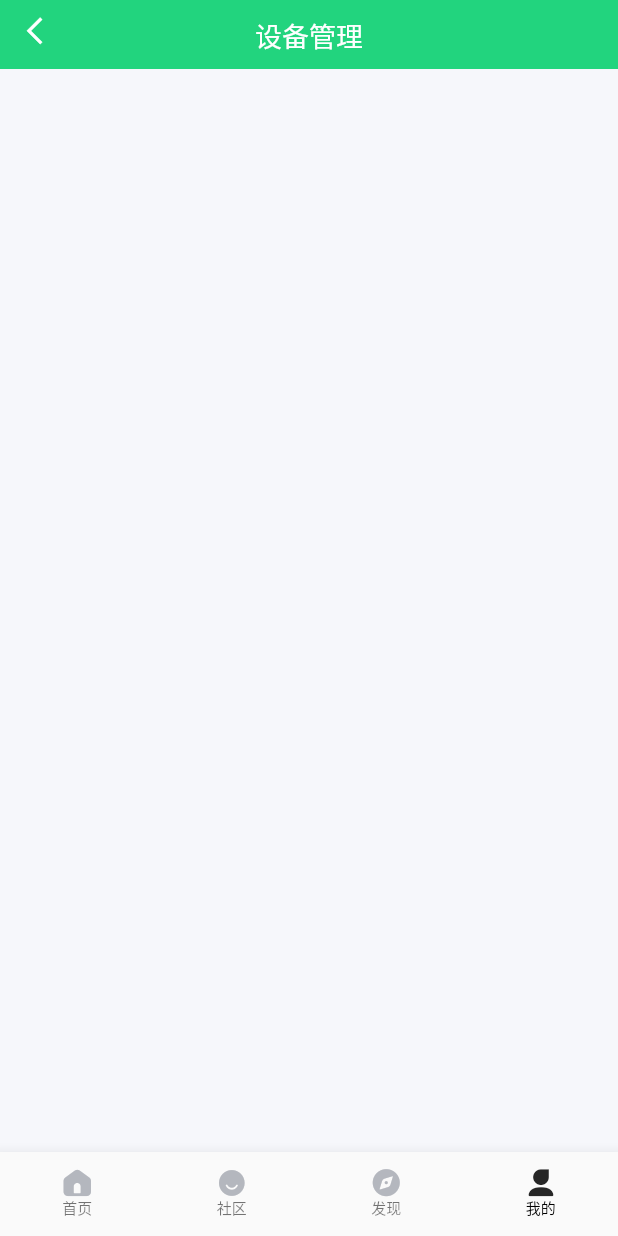
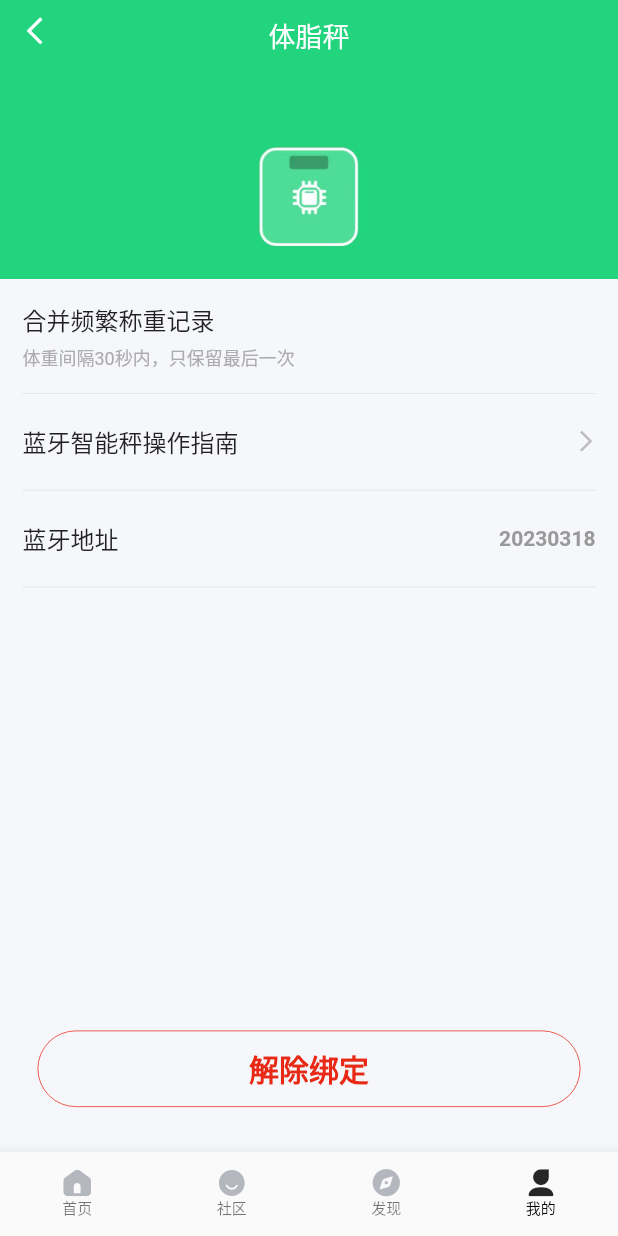
Before and after one commit to dlongs49/Sunset, a Flutter app: the screen it shows after launch, on a phone screen of 412 x 824 dp. Run offline on Flutter 3.47's test engine with Material 2 defaults, Android fonts, the phone set to English and light mode, and no system bars; our stand-ins replace flutter_swiper; missing offline and left inert: flutter_webview_plugin.

Commit message:
feat:#😂完成绑定页面

```diff
--- a/lib/my/bind_device.dart
+++ b/lib/my/bind_device.dart
@@ -2,6 +2,7 @@ import 'dart:ui';
 import 'package:flutter/cupertino.dart';
 import 'package:flutter/material.dart';
 import 'package:flutter/rendering.dart';
+
 class BindDevice extends StatefulWidget {
   const BindDevice({Key? key}) : super(key: key);
 
@@ -14,6 +15,7 @@ class _BindDeviceState extends State<BindDevice> {
   Widget build(BuildContext context) {
     double topBarHeight =
         MediaQueryData.fromWindow(window).padding.top; // 沉浸栏高度
+    double mWidth = MediaQuery.of(context).size.width; // 屏幕宽度
     return Column(
       children: [
         Column(children: [
@@ -43,7 +45,7 @@ class _BindDeviceState extends State<BindDevice> {
                 Positioned(
                     left: 0,
                     right: 0,
-                    child: Text("设备管理",
+                    child: Text("体脂秤",
                         textAlign: TextAlign.center,
                         style: TextStyle(
                             color: Colors.white,
@@ -53,7 +55,116 @@ class _BindDeviceState extends State<BindDevice> {
               ],
             ),
           ),
+          Container(
+            width: double.infinity,
+            height: 140,
+            padding: EdgeInsets.only(bottom: 20),
+            color: Color(0xff22d47e),
+            alignment: Alignment.bottomCenter,
+            child: Image.asset("assets/images/tzc.png", width: 70, height: 70),
+          ),
         ]),
+        Expanded(
+            child: Column(
+          mainAxisAlignment: MainAxisAlignment.start,
+          crossAxisAlignment: CrossAxisAlignment.center,
+          children: [
+            Container(
+              width: double.infinity,
+              margin: EdgeInsets.symmetric(horizontal: 15),
+              padding: EdgeInsets.symmetric(vertical: 15),
+              decoration: BoxDecoration(
+                border: Border(
+                  bottom: BorderSide(
+                    width: 0.5, //宽度
+                    color: Color(0xffe0e0e0), //边框颜色
+                  ),
+                ),
+              ),
+              child: Column(
+                crossAxisAlignment: CrossAxisAlignment.start,
+                children: [
+                  Text("合并频繁称重记录", style: TextStyle(fontSize: 16)),
+                  SizedBox(height: 4),
+                  Text(
+                    "体重间隔30秒内，只保留最后一次",
+                    style: TextStyle(fontSize: 12, color: Color(0xffacacac)),
+                  )
+                ],
+              ),
+            ),
+            InkWell(
+                child: Container(
+                  width: double.infinity,
+                  margin: EdgeInsets.symmetric(horizontal: 15),
+                  padding: EdgeInsets.symmetric(vertical: 20),
+                  decoration: BoxDecoration(
+                    border: Border(
+                      bottom: BorderSide(
+                        width: 0.5, //宽度
+                        color: Color(0xffe0e0e0), //边框颜色
+                      ),
+                    ),
+                  ),
+                  child: Row(
+                    mainAxisAlignment: MainAxisAlignment.spaceBetween,
+                    children: [
+                      Text("蓝牙智能秤操作指南", style: TextStyle(fontSize: 16)),
+                      Icon(IconData(0xeb8a, fontFamily: 'sunfont'),
+                          color: Color(0xffbdbdbd), size: 14)
+                    ],
+                  ),
+                ),
+                onTap: () {
+                  print("操作指南>>");
+                }),
+            Container(
+              width: double.infinity,
+              margin: EdgeInsets.symmetric(horizontal: 15),
+              padding: EdgeInsets.symmetric(vertical: 20),
+              decoration: BoxDecoration(
+                border: Border(
+                  bottom: BorderSide(
+                    width: 0.5, //宽度
+                    color: Color(0xffe0e0e0), //边框颜色
+                  ),
+                ),
+              ),
+              child: Row(
+                mainAxisAlignment: MainAxisAlignment.spaceBetween,
+                children: [
+                  Text("蓝牙地址", style: TextStyle(fontSize: 16)),
+                  Text("20230318",
+                      style: TextStyle(
+                          color: Color(0xff999999),
+                          fontSize: 14,
+                          fontWeight: FontWeight.w600))
+                ],
+              ),
+            ),
+            Spacer(flex: 1),
+            InkWell(
+                borderRadius: new BorderRadius.all(new Radius.circular(30.0)), // 点击水波纹是圆角的，默认是矩形的
+                child: Container(
+                  alignment: Alignment(0, 0),
+                  width: mWidth - 50,
+                  padding: EdgeInsets.symmetric(vertical: 10),
+                  decoration: BoxDecoration(
+                      border: Border.all(width: 0.5, color: Color(0xffe82916)),
+                      borderRadius: BorderRadius.circular(30)),
+                  child: Align(
+                      child: Text("解除绑定",
+                          style: TextStyle(
+                              color: Color(0xffe82916),
+                              fontSize: 20,
+                              fontWeight: FontWeight.w600))),
+                ),
+                onTap: () {
+                  print("绑定 & 解除绑定 >>");
+                }),
+            SizedBox(height: 30)
+          ],
+        ))
       ],
     );
   }
```
Also changed, not shown: assets/images/tzc.png (added).
